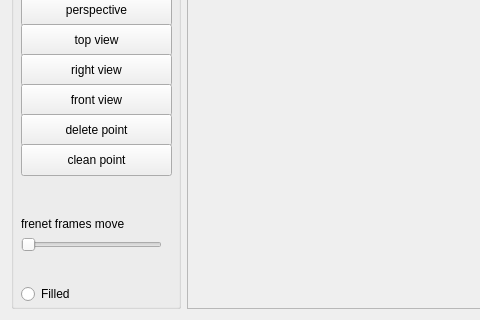
Old version of the form MainWindow.ui in the repository ThisIsGJ/QT_02; both pictures show x 0 to 480 and y 283 to 603 of the 794 by 603 pixel window.
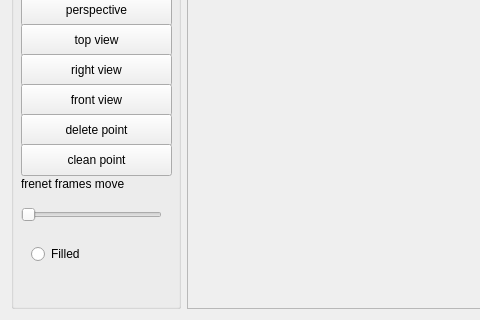
New version of the form.

Commit message: almost perfect draw frenet frame

What changed in the file:
```diff
--- a/MainWindow.ui
+++ b/MainWindow.ui
@@ -229,8 +229,8 @@
      <widget class="QRadioButton" name="radioButton">
       <property name="geometry">
        <rect>
-        <x>10</x>
-        <y>510</y>
+        <x>20</x>
+        <y>470</y>
         <width>61</width>
         <height>20</height>
        </rect>
@@ -308,7 +308,7 @@
       <property name="geometry">
        <rect>
         <x>10</x>
-        <y>460</y>
+        <y>430</y>
         <width>141</width>
         <height>22</height>
        </rect>
@@ -321,7 +321,7 @@
       <property name="geometry">
        <rect>
         <x>10</x>
-        <y>440</y>
+        <y>400</y>
         <width>141</width>
         <height>19</height>
        </rect>
```
The commit also changes 2 other files.
